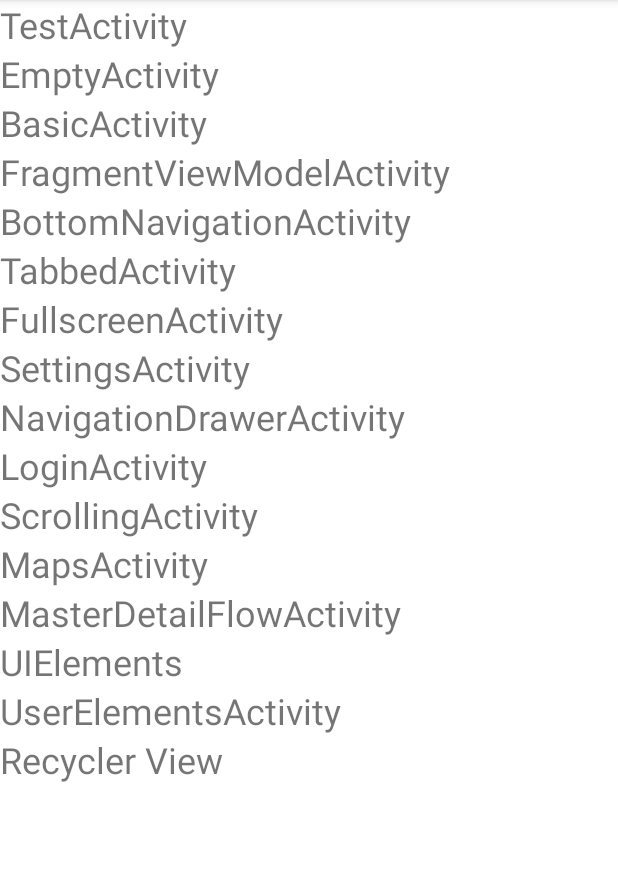
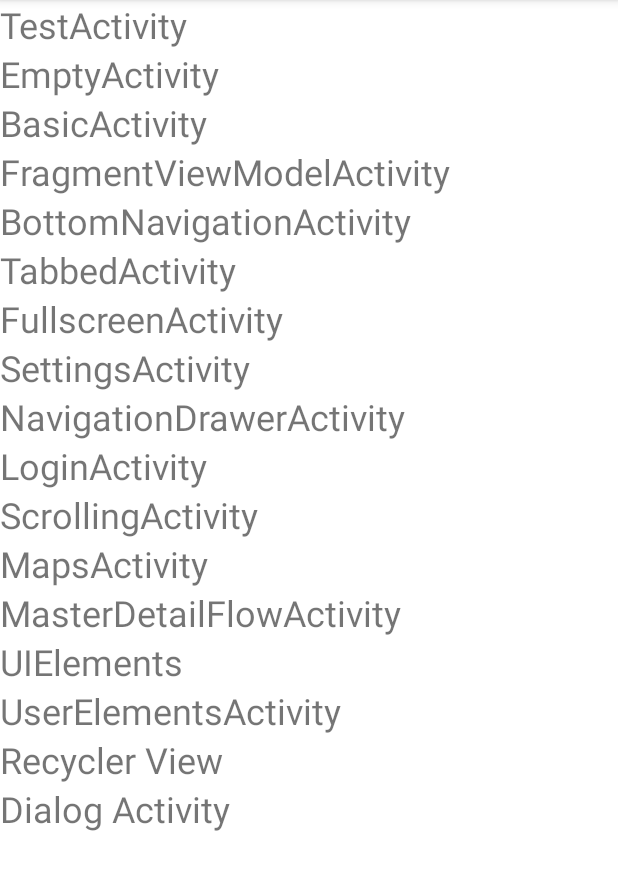
Before and after one commit to lzpavel/AndroidGuiTest, an Android app: the screen it shows after launch (MainActivity), on a phone screen of 412 x 824 dp, the part 84-974 px from its top. Run offline under Robolectric (Android 15) with nearby library versions, the phone set to English and light mode, and no system bars.

Commit message:
Add Dialog

```diff
--- a/app/src/main/AndroidManifest.xml
+++ b/app/src/main/AndroidManifest.xml
@@ -18,7 +18,8 @@
         android:roundIcon="@mipmap/ic_launcher_round"
         android:supportsRtl="true"
         android:theme="@style/Theme.GUITest">
-        <activity android:name=".RecyclerViewActivity"></activity>
+        <activity android:name=".DialogActivity"></activity>
+        <activity android:name=".RecyclerViewActivity" />
         <activity
             android:name=".UielmActivity"
             android:label="@string/title_activity_uielements2" /> <!-- android:theme="@style/Theme.GUITest.NoActionBar" -->
--- a/app/src/main/java/ru/pfl/guitest/MainActivity.java
+++ b/app/src/main/java/ru/pfl/guitest/MainActivity.java
@@ -33,7 +33,7 @@ public class MainActivity extends AppCompatActivity {
                 findViewById(R.id.textView_main_fullscreen_activity), findViewById(R.id.textView_main_settings_activity), findViewById(R.id.textView_main_navigationdrawer_activity),
                 findViewById(R.id.textView_main_login_activity), findViewById(R.id.textView_main_scrolling_activity), findViewById(R.id.textView_main_maps_activity),
                 findViewById(R.id.textView_main_masterdetailflow_activity), findViewById(R.id.textView_main_uielements_activity), findViewById(R.id.textViewUielmActivity),
-                findViewById(R.id.textViewRecyclerViewActivity)};
+                findViewById(R.id.textViewRecyclerViewActivity), findViewById(R.id.textViewDialogActivity)};
 
         /*tv1 = (TextView) findViewById(R.id.textView1);
         tv2 = (TextView) findViewById(R.id.textView2);
@@ -49,7 +49,7 @@ public class MainActivity extends AppCompatActivity {
                 new Intent(this, FullscreenActivity.class), new Intent(this, SettingsActivity.class), new Intent(this, NavigationDrawerActivity.class),
                 new Intent(this, LoginActivity.class), new Intent(this, ScrollingActivity.class), new Intent(this, MapsActivity.class),
                 new Intent(this, MDFItemListActivity.class), new Intent(this, UiElementsActivity.class), new Intent(this, UielmActivity.class),
-                new Intent(this, RecyclerViewActivity.class)};
+                new Intent(this, RecyclerViewActivity.class), new Intent(this, DialogActivity.class)};
 
 
 
@@ -117,6 +117,9 @@ public class MainActivity extends AppCompatActivity {
                         break;
                     case R.id.textViewRecyclerViewActivity:
                         startActivity(mIntent[15]);
+                        break;
+                    case R.id.textViewDialogActivity:
+                        startActivity(mIntent[16]);
                         break;
                     default:
                         Toast.makeText(getBaseContext(), "Click" + String.valueOf(v.getId()) + "!!!", Toast.LENGTH_SHORT).show();
--- a/app/src/main/res/layout/activity_main.xml
+++ b/app/src/main/res/layout/activity_main.xml
@@ -129,6 +129,13 @@
                 android:text="Recycler View"
                 android:textSize="24sp" />
 
+            <TextView
+                android:id="@+id/textViewDialogActivity"
+                android:layout_width="match_parent"
+                android:layout_height="wrap_content"
+                android:text="Dialog Activity"
+                android:textSize="24sp" />
+
         </LinearLayout>
     </ScrollView>
 </LinearLayout>
```
Also changed, not shown: app/src/main/java/ru/pfl/guitest/DialogActivity.java (added, +66 -0 lines), app/src/main/res/layout/activity_dialog.xml (added, +17 -0 lines).
